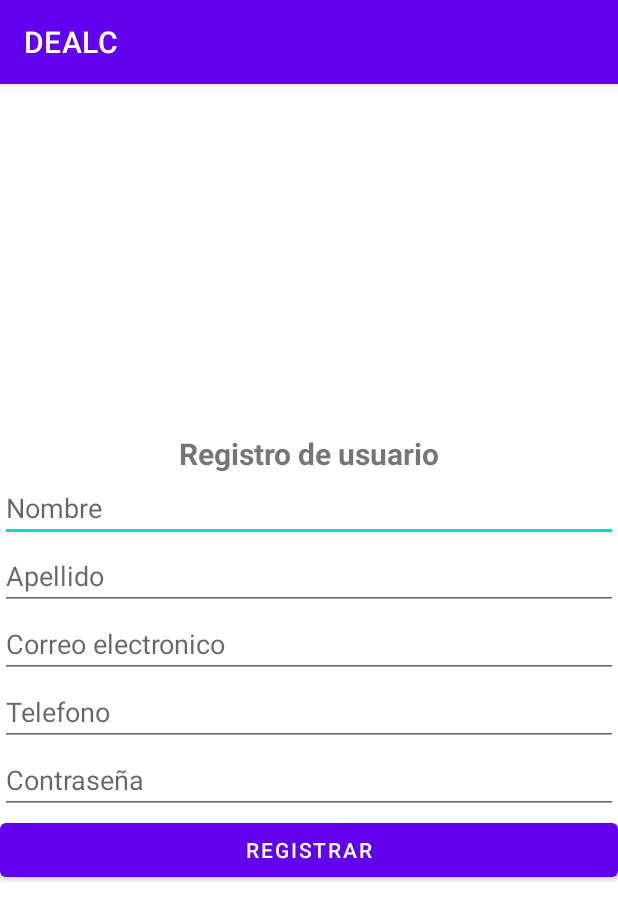
After one commit to DABEV/DEALC, an Android app: the UserRegisterActivity screen opened directly, with no data from a screen before it, on a phone screen of 412 x 824 dp. The commit adds this screen. Shown: the top 920 px of the screen. Run offline under Robolectric (Android 15) with nearby library versions, the phone set to English and light mode, and no system bars.

Commit message:
feat: Added methods for register a new user

```diff
--- a/app/src/main/java/mx/edu/utez/dealc/view/MainActivity.kt
+++ b/app/src/main/java/mx/edu/utez/dealc/view/MainActivity.kt
@@ -1,5 +1,6 @@
 package mx.edu.utez.dealc.view
 
+import android.content.Intent
 import androidx.appcompat.app.AppCompatActivity
 import android.os.Bundle
 import mx.edu.utez.dealc.databinding.ActivityMainBinding
@@ -12,5 +13,9 @@ class MainActivity : AppCompatActivity() {
         binding = ActivityMainBinding.inflate(layoutInflater)
         super.onCreate(savedInstanceState)
         setContentView(binding.root)
+
+        binding.registro.setOnClickListener {
+            startActivity(Intent(this, UserRegisterActivity::class.java))
+        }
     }
 }
--- /dev/null
+++ b/app/src/main/java/mx/edu/utez/dealc/view/UserRegisterActivity.kt
@@ -0,0 +1,55 @@
+package mx.edu.utez.dealc.view
+
+import androidx.appcompat.app.AppCompatActivity
+import android.os.Bundle
+import android.widget.Toast
+import androidx.lifecycle.ViewModelProvider
+import androidx.lifecycle.lifecycleScope
+import kotlinx.coroutines.launch
+import mx.edu.utez.dealc.databinding.ActivityUserRegisterBinding
+import mx.edu.utez.dealc.model.Client
+import mx.edu.utez.dealc.viewmodel.ClientViewModel
+import mx.edu.utez.dealc.viewmodel.FirebaseLoginViewModel
+
+class UserRegisterActivity : AppCompatActivity() {
+    lateinit var binding: ActivityUserRegisterBinding
+    lateinit var viewModel: ClientViewModel
+    lateinit var viewModelFirebase: FirebaseLoginViewModel
+    override fun onCreate(savedInstanceState: Bundle?) {
+        super.onCreate(savedInstanceState)
+        binding = ActivityUserRegisterBinding.inflate(layoutInflater)
+        setContentView(binding.root)
+
+        viewModel = ViewModelProvider(this).get(ClientViewModel::class.java)
+        viewModelFirebase = ViewModelProvider(this).get(FirebaseLoginViewModel::class.java)
+
+
+        binding.buttonRegisterUser.setOnClickListener {
+
+            val name = binding.editTextName.text.toString()
+            val lastName = binding.editTextLastName.text.toString()
+            val email = binding.editTextEmail.text.toString()
+            val phone = binding.editTextPhone.text.toString()
+            val password = binding.editTextPassword.text.toString()
+
+           lifecycleScope.launch{
+             if(!name.isNullOrEmpty() && !lastName.isNullOrEmpty() && !email.isNullOrEmpty()
+                 && !phone.isNullOrEmpty() && !password.isNullOrEmpty()){
+                 viewModel.addClient(Client(null,name, lastName, email,phone))
+
+                 viewModelFirebase.createUserWithEmailAndPassword(
+                     binding.editTextEmail.text.toString(), binding.editTextPassword.text.toString()
+                 )
+             }else{
+                 Toast.makeText(applicationContext, "Ocurrio un error revise los datos", Toast.LENGTH_SHORT).show()
+             }
+           }
+
+        }
+
+    }
+
+
+    fun initObservers(){
+    }
+}
--- /dev/null
+++ b/app/src/main/res/layout/activity_user_register.xml
@@ -0,0 +1,63 @@
+<?xml version="1.0" encoding="utf-8"?>
+<LinearLayout xmlns:android="http://schemas.android.com/apk/res/android"
+    xmlns:app="http://schemas.android.com/apk/res-auto"
+    xmlns:tools="http://schemas.android.com/tools"
+    android:layout_width="match_parent"
+    android:layout_height="match_parent"
+    android:orientation="vertical"
+    android:gravity="center"
+    android:layout_margin="20dp"
+    tools:context=".view.UserRegisterActivity">
+
+    <TextView
+        android:layout_width="match_parent"
+        android:layout_height="wrap_content"
+        android:text="Registro de usuario"
+        android:textSize="20dp"
+        android:textStyle="bold"
+        android:gravity="center"
+        />
+
+    <EditText
+        android:id="@+id/editTextName"
+        android:layout_width="match_parent"
+        android:layout_height="wrap_content"
+        android:hint="Nombre"
+        />
+
+    <EditText
+        android:id="@+id/editTextLastName"
+        android:layout_width="match_parent"
+        android:layout_height="wrap_content"
+        android:hint="Apellido"
+        />
+
+    <EditText
+        android:id="@+id/editTextEmail"
+        android:layout_width="match_parent"
+        android:layout_height="wrap_content"
+        android:hint="Correo electronico"
+        />
+
+    <EditText
+        android:id="@+id/editTextPhone"
+        android:layout_width="match_parent"
+        android:layout_height="wrap_content"
+        android:hint="Telefono"
+        />
+
+    <EditText
+        android:id="@+id/editTextPassword"
+        android:layout_width="match_parent"
+        android:layout_height="wrap_content"
+        android:hint="Contraseña"
+        />
+
+    <Button
+        android:id="@+id/buttonRegisterUser"
+        android:layout_width="match_parent"
+        android:layout_height="wrap_content"
+        android:text="Registrar"
+        />
+
+</LinearLayout>
```
Also changed, not shown: app/src/main/AndroidManifest.xml (+8 -1 lines), app/src/main/java/mx/edu/utez/dealc/provider/FirebaseLoginProvider.kt (+17 -0 lines), app/src/main/java/mx/edu/utez/dealc/viewmodel/FirebaseLoginViewModel.kt (+11 -0 lines), app/src/main/res/layout/activity_main.xml (+7 -7 lines).
